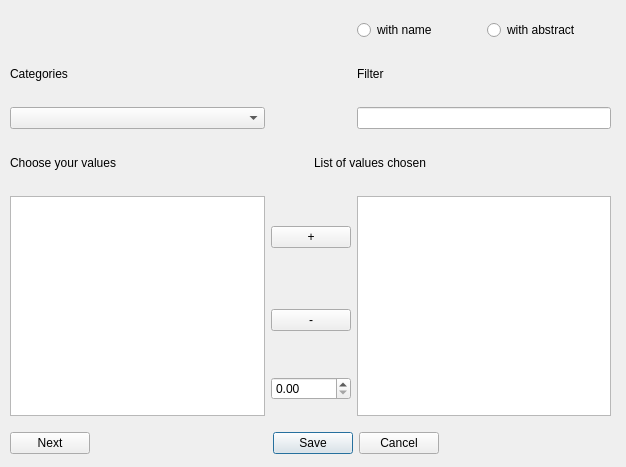
This is plugins/accountplugin/receipts/findValuesGUI.ui in FreeHealth/freehealth as Qt 5 draws it before an edit. The edited form follows.
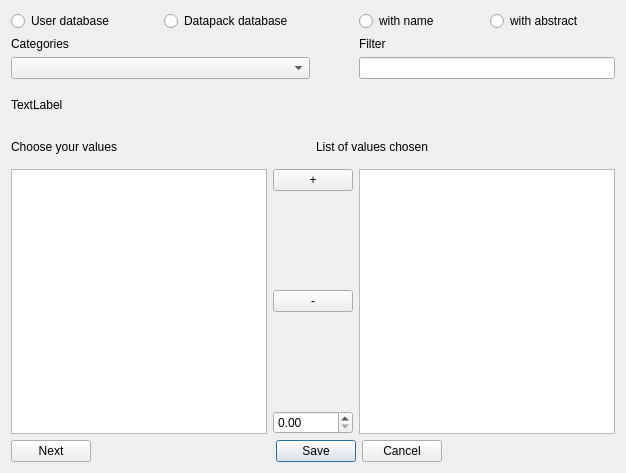
This is the edited form.

Commit message: freeaccount-pmd:datapack

```diff
--- a/plugins/accountplugin/receipts/findValuesGUI.ui
+++ b/plugins/accountplugin/receipts/findValuesGUI.ui
@@ -7,7 +7,7 @@
     <x>0</x>
     <y>0</y>
     <width>626</width>
-    <height>467</height>
+    <height>473</height>
    </rect>
   </property>
   <property name="windowTitle">
@@ -16,94 +16,23 @@
   <property name="locale">
    <locale language="English" country="UnitedStates"/>
   </property>
-  <widget class="QWidget" name="">
-   <property name="geometry">
-    <rect>
-     <x>10</x>
-     <y>10</y>
-     <width>601</width>
-     <height>455</height>
-    </rect>
-   </property>
+  <layout class="QGridLayout" name="gridLayout_3">
+   <item row="0" column="0">
    <layout class="QGridLayout" name="gridLayout_2">
-    <item row="0" column="3">
-     <widget class="QRadioButton" name="nameRadioButton">
+     <item row="1" column="3">
+      <widget class="QLabel" name="labelFilter">
       <property name="text">
-       <string>with name</string>
-      </property>
-     </widget>
-    </item>
-    <item row="0" column="4">
-     <widget class="QRadioButton" name="abstractRadioButton">
-      <property name="text">
-       <string>with abstract</string>
+        <string>Filter</string>
+       </property>
+       <property name="buddy">
+        <cstring>lineEditFilter</cstring>
       </property>
      </widget>
     </item>
-    <item row="5" column="0">
-     <widget class="QLabel" name="labelValues">
-      <property name="maximumSize">
-       <size>
-        <width>16777215</width>
-        <height>35</height>
-       </size>
-      </property>
-      <property name="text">
-       <string>Choose your values</string>
-      </property>
-     </widget>
-    </item>
-    <item row="5" column="2" colspan="2">
-     <widget class="QLabel" name="labelChoice">
-      <property name="minimumSize">
-       <size>
-        <width>0</width>
-        <height>32</height>
-       </size>
-      </property>
-      <property name="text">
-       <string>List of values chosen</string>
-      </property>
-     </widget>
-    </item>
-    <item row="6" column="0" rowspan="3">
-     <widget class="QTableView" name="tableViewOfValues">
-      <property name="minimumSize">
-       <size>
-        <width>150</width>
-        <height>200</height>
-       </size>
-      </property>
-     </widget>
-    </item>
-    <item row="6" column="1" colspan="2">
-     <widget class="QPushButton" name="plusButton">
-      <property name="text">
-       <string>+</string>
-      </property>
-     </widget>
-    </item>
-    <item row="6" column="3" rowspan="3" colspan="2">
-     <widget class="QListWidget" name="listchosenWidget">
-      <property name="minimumSize">
-       <size>
-        <width>150</width>
-        <height>0</height>
-       </size>
-      </property>
-     </widget>
-    </item>
-    <item row="7" column="1" colspan="2">
-     <widget class="QPushButton" name="lessButton">
-      <property name="text">
-       <string>-</string>
-      </property>
-     </widget>
-    </item>
-    <item row="8" column="1" colspan="2">
-     <widget class="QDoubleSpinBox" name="modifSpinBox"/>
-    </item>
-    <item row="9" column="0" colspan="5">
+     <item row="4" column="0" colspan="2">
+      <widget class="QComboBox" name="comboBoxCategories"/>
+     </item>
+     <item row="8" column="0" colspan="4">
      <layout class="QGridLayout" name="gridLayout">
       <item row="2" column="2">
        <widget class="QDialogButtonBox" name="buttonBox">
@@ -150,6 +79,96 @@
       </item>
      </layout>
     </item>
+     <item row="4" column="3">
+      <widget class="QLineEdit" name="lineEditFilter"/>
+     </item>
+     <item row="5" column="0" colspan="2">
+      <widget class="QLabel" name="abstractLabel">
+       <property name="minimumSize">
+        <size>
+         <width>0</width>
+         <height>40</height>
+        </size>
+       </property>
+       <property name="text">
+        <string>TextLabel</string>
+       </property>
+      </widget>
+     </item>
+     <item row="6" column="0">
+      <widget class="QLabel" name="labelValues">
+       <property name="maximumSize">
+        <size>
+         <width>16777215</width>
+         <height>35</height>
+        </size>
+       </property>
+       <property name="text">
+        <string>Choose your values</string>
+       </property>
+      </widget>
+     </item>
+     <item row="6" column="2" colspan="2">
+      <widget class="QLabel" name="labelChoice">
+       <property name="minimumSize">
+        <size>
+         <width>0</width>
+         <height>32</height>
+        </size>
+       </property>
+       <property name="text">
+        <string>List of values chosen</string>
+       </property>
+      </widget>
+     </item>
+     <item row="0" column="0" colspan="2">
+      <layout class="QHBoxLayout" name="horizontalLayout">
+       <item>
+        <widget class="QRadioButton" name="userRadioButton">
+         <property name="text">
+          <string>User database</string>
+         </property>
+         <attribute name="buttonGroup">
+          <string notr="true">buttonGroup</string>
+         </attribute>
+        </widget>
+       </item>
+       <item>
+        <widget class="QRadioButton" name="datapackRadioButton">
+         <property name="text">
+          <string>Datapack database</string>
+         </property>
+         <attribute name="buttonGroup">
+          <string notr="true">buttonGroup</string>
+         </attribute>
+        </widget>
+       </item>
+      </layout>
+     </item>
+     <item row="0" column="3">
+      <layout class="QHBoxLayout" name="horizontalLayout_2">
+       <item>
+        <widget class="QRadioButton" name="nameRadioButton">
+         <property name="text">
+          <string>with name</string>
+         </property>
+         <attribute name="buttonGroup">
+          <string notr="true">buttonGroup_2</string>
+         </attribute>
+        </widget>
+       </item>
+       <item>
+        <widget class="QRadioButton" name="abstractRadioButton">
+         <property name="text">
+          <string>with abstract</string>
+         </property>
+         <attribute name="buttonGroup">
+          <string notr="true">buttonGroup_2</string>
+         </attribute>
+        </widget>
+       </item>
+      </layout>
+     </item>
     <item row="1" column="0">
      <widget class="QLabel" name="label">
       <property name="maximumSize">
@@ -166,24 +185,76 @@
       </property>
      </widget>
     </item>
-    <item row="1" column="3">
-     <widget class="QLabel" name="labelFilter">
+     <item row="7" column="0">
+      <widget class="QTableView" name="tableViewOfValues">
+       <property name="minimumSize">
+        <size>
+         <width>150</width>
+         <height>200</height>
+        </size>
+       </property>
+      </widget>
+     </item>
+     <item row="7" column="1" colspan="2">
+      <layout class="QVBoxLayout" name="verticalLayout">
+       <item>
+        <widget class="QPushButton" name="plusButton">
       <property name="text">
-       <string>Filter</string>
-      </property>
-      <property name="buddy">
-       <cstring>lineEditFilter</cstring>
-      </property>
-     </widget>
-    </item>
-    <item row="2" column="0">
-     <widget class="QComboBox" name="comboBoxCategories"/>
-    </item>
-    <item row="2" column="3" colspan="2">
-     <widget class="QLineEdit" name="lineEditFilter"/>
-    </item>
-   </layout>
-  </widget>
+          <string>+</string>
+         </property>
+        </widget>
+       </item>
+       <item>
+        <spacer name="verticalSpacer">
+         <property name="orientation">
+          <enum>Qt::Vertical</enum>
+         </property>
+         <property name="sizeHint" stdset="0">
+          <size>
+           <width>20</width>
+           <height>40</height>
+          </size>
+         </property>
+        </spacer>
+       </item>
+       <item>
+        <widget class="QPushButton" name="lessButton">
+         <property name="text">
+          <string>-</string>
+         </property>
+        </widget>
+       </item>
+       <item>
+        <spacer name="verticalSpacer_2">
+         <property name="orientation">
+          <enum>Qt::Vertical</enum>
+         </property>
+         <property name="sizeHint" stdset="0">
+          <size>
+           <width>20</width>
+           <height>40</height>
+          </size>
+         </property>
+        </spacer>
+       </item>
+       <item>
+        <widget class="QDoubleSpinBox" name="modifSpinBox"/>
+       </item>
+      </layout>
+     </item>
+     <item row="7" column="3">
+      <widget class="QListWidget" name="listchosenWidget">
+       <property name="minimumSize">
+        <size>
+         <width>150</width>
+         <height>0</height>
+        </size>
+       </property>
+      </widget>
+     </item>
+    </layout>
+   </item>
+  </layout>
  </widget>
  <tabstops>
   <tabstop>buttonBox</tabstop>
```
Left out of the diff: 4 changed lines with no effect on the pictures. Lines whose indentation alone changed are shown as unchanged. The commit also changes 6 other files.
